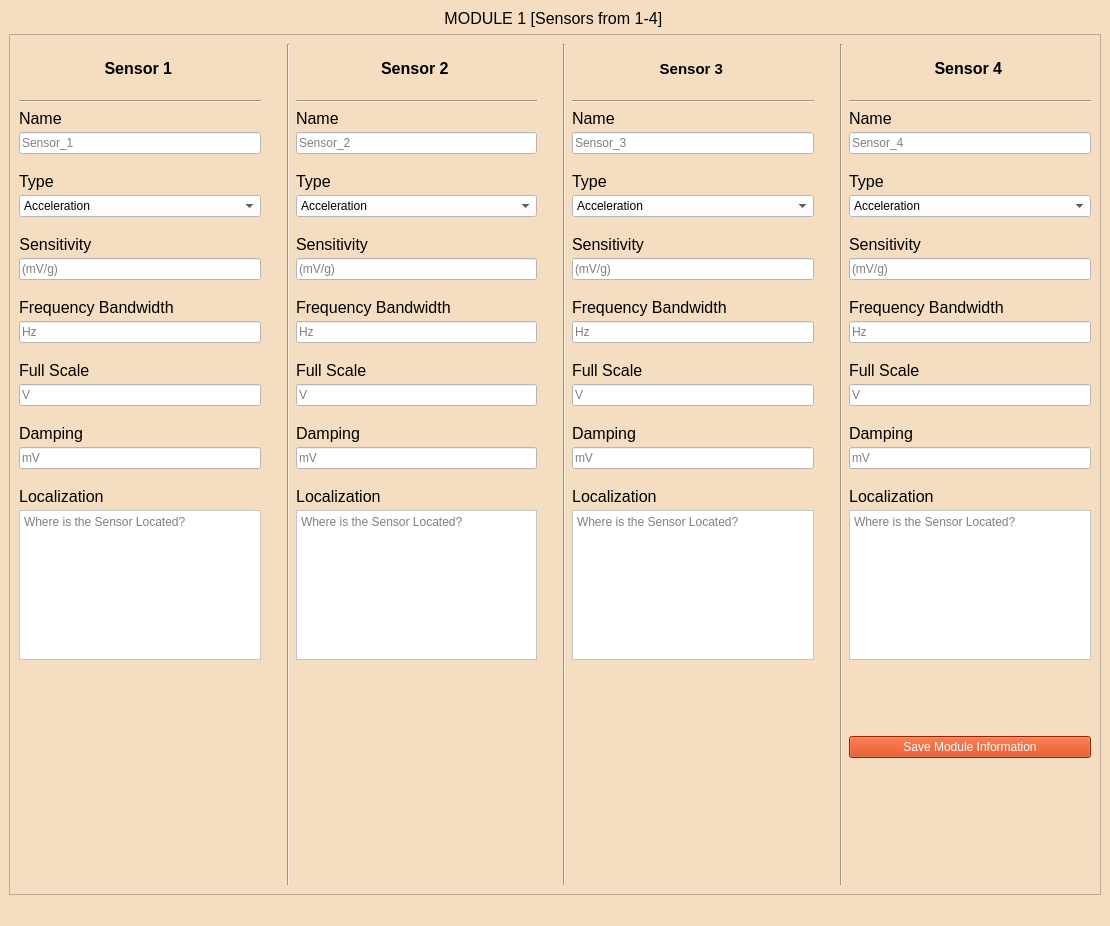
Old version of the form GUI/channel_info_window.ui in the repository jrsm1/EWAS_Application.
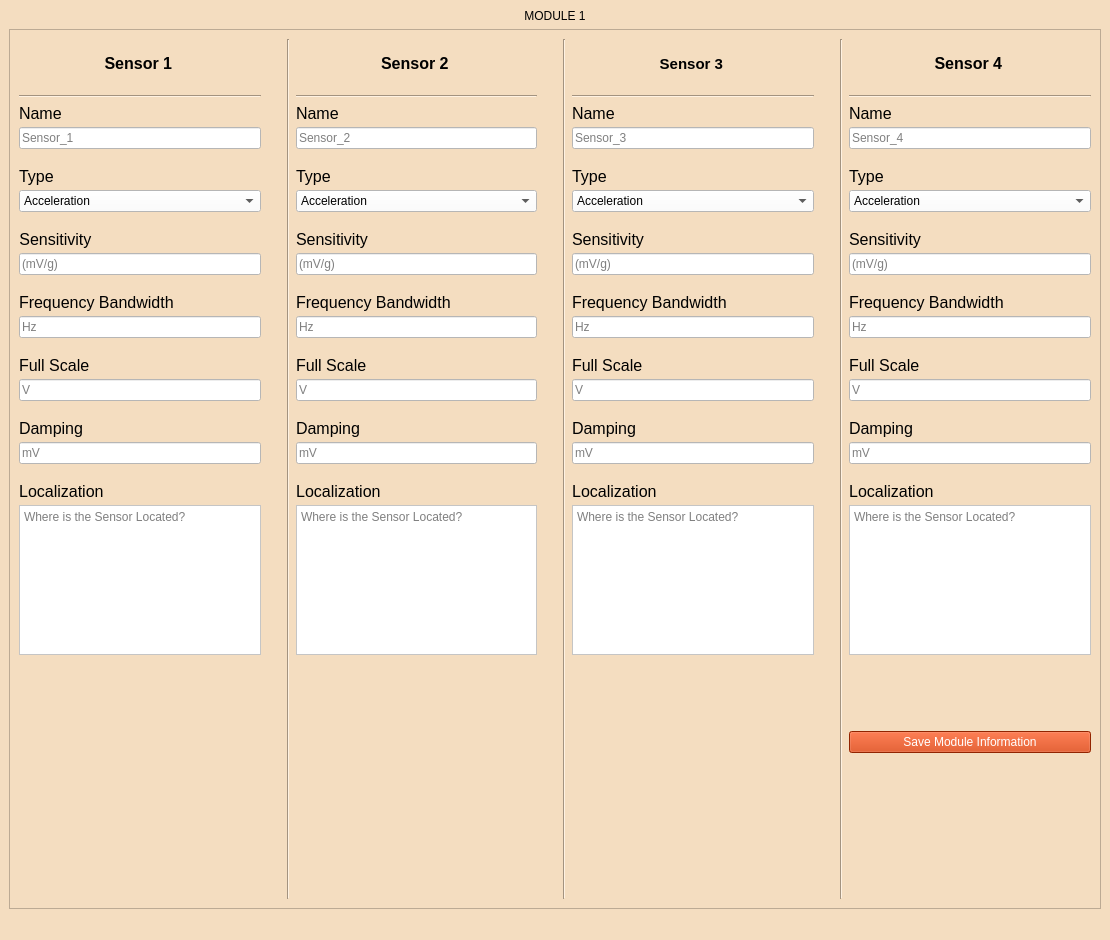
New version of the form.

What changed in the file:
```diff
--- a/GUI/channel_info_window.ui
+++ b/GUI/channel_info_window.ui
@@ -7,7 +7,7 @@
 				<x>0</x>
 				<y>0</y>
 				<width>1110</width>
-				<height>926</height>
+    <height>940</height>
 			</rect>
 		</property>
 		<property name="minimumSize">
@@ -33,12 +33,10 @@
 		</property>
 		<widget class="QWidget" name="centralwidget">
 			<layout class="QVBoxLayout" name="verticalLayout">
-				<item>
+    <item alignment="Qt::AlignHCenter|Qt::AlignVCenter">
 					<widget class="QLabel" name="channel_info_module_name">
 						<property name="text">
-							<string>&lt;html&gt;&lt;head/&gt;&lt;body&gt;&lt;p align=&quot;center&quot;&gt;&lt;span
-								style=&quot; font-size:12pt;&quot;&gt;MODULE 1 [Sensors from 1-4]&lt;/span&gt;&lt;/p&gt;&lt;/body&gt;&lt;/html&gt;
-							</string>
+       <string>&lt;html&gt;&lt;head/&gt;&lt;body&gt;&lt;p align=&quot;center&quot;&gt;MODULE 1&lt;/p&gt;&lt;/body&gt;&lt;/html&gt;</string>
 						</property>
 					</widget>
 				</item>
```
Left out of the diff: 82 changed lines with no effect on the pictures. Lines whose indentation alone changed are shown as unchanged.
